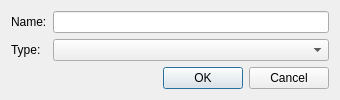
Before: the Qt Designer form molequeue/ui/addqueuedialog.ui in OpenChemistry/molequeue, drawn with Qt 5.
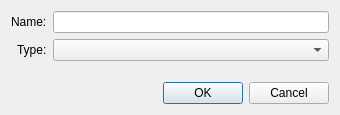
After: the same form once the commit is applied.

What changed in the file:
```diff
--- a/molequeue/ui/addqueuedialog.ui
+++ b/molequeue/ui/addqueuedialog.ui
@@ -7,7 +7,7 @@
     <x>0</x>
     <y>0</y>
     <width>340</width>
-    <height>88</height>
+    <height>115</height>
    </rect>
   </property>
   <property name="windowTitle">
@@ -16,6 +16,9 @@
   <layout class="QVBoxLayout" name="verticalLayout">
    <item>
     <layout class="QFormLayout" name="formLayout_2">
+     <property name="labelAlignment">
+      <set>Qt::AlignRight|Qt::AlignTrailing|Qt::AlignVCenter</set>
+     </property>
      <item row="0" column="0">
       <widget class="QLabel" name="nameLabel">
        <property name="text">
```
Left out of the diff: 5 changed lines with no effect on the pictures.
